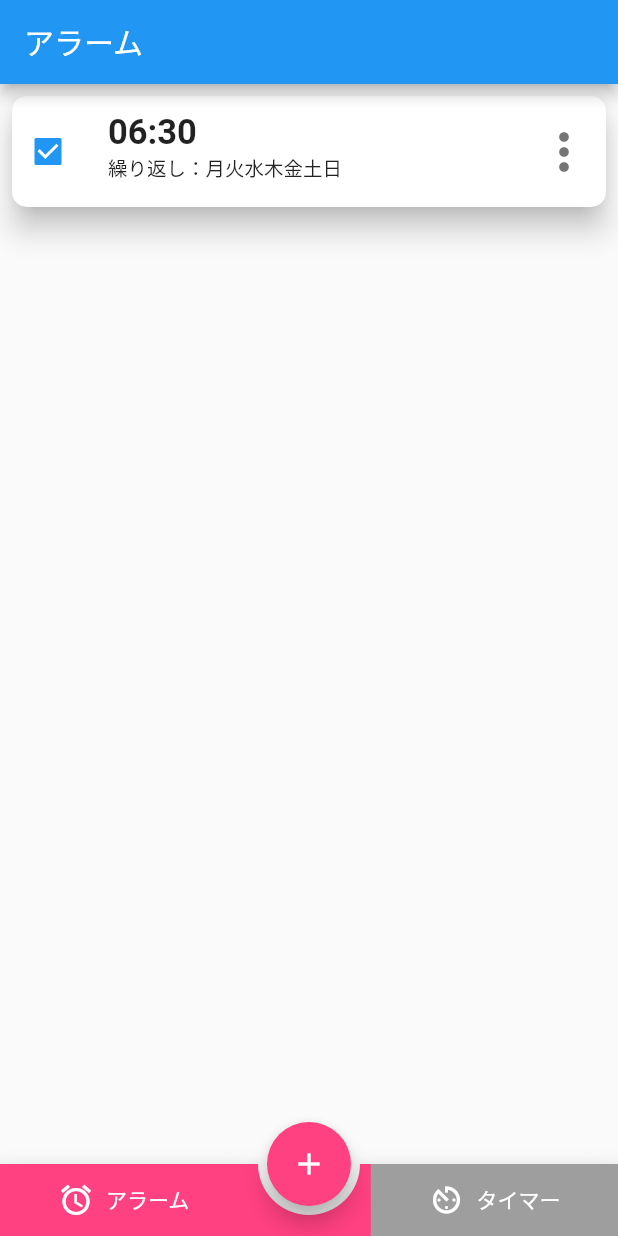
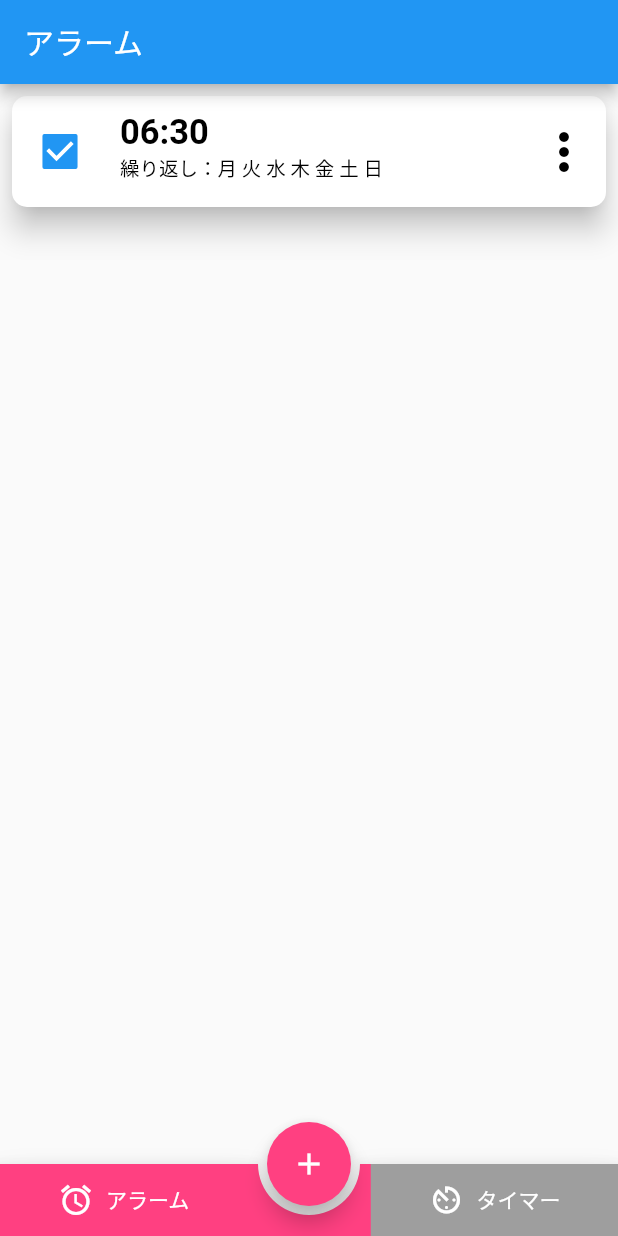
Before and after one commit to TakahitoNakayama/original_alarm, a Flutter app: the screen it shows after launch, on a phone screen of 412 x 824 dp. Run offline on Flutter 3.47's test engine with Material 2 defaults, Android fonts, the phone set to English and light mode, and no system bars; drawn by our look-alikes of dropdown_button2; our stand-ins replace hooks_riverpod.

Commit message:
アラーム項目の色とサイズを修正

```diff
--- a/lib/alarm_route.dart
+++ b/lib/alarm_route.dart
@@ -7,7 +7,6 @@ import 'package:hooks_riverpod/hooks_riverpod.dart';
 
 class AlarmPage extends HookConsumerWidget {
   const AlarmPage({Key? key}) : super(key: key);
-
 
   @override
   Widget build(BuildContext context, WidgetRef ref) {
@@ -30,21 +29,25 @@ class AlarmPage extends HookConsumerWidget {
               child: InkWell(
                 onTap: () {},
                 child: ExpansionTile(
-                  tilePadding: const EdgeInsets.only(right: 8),
+                  tilePadding: const EdgeInsets.symmetric(horizontal: 8),
                   childrenPadding: const EdgeInsets.all(8),
-                  leading: Checkbox(
-                    value: true,
-                    onChanged: (newValue) {
+                  expandedAlignment: Alignment.centerLeft,
+                  leading: Transform.scale(
+                    scale: 1.3,
+                    child: Checkbox(
+                      value: true,
+                      onChanged: (newValue) {
 
-                    },
-                    materialTapTargetSize: MaterialTapTargetSize.padded,
+                      },
+                      materialTapTargetSize: MaterialTapTargetSize.padded,
+                    ),
                   ),
-                  trailing:
-                  DropdownButtonHideUnderline(
+                  trailing: DropdownButtonHideUnderline(
                     child: DropdownButton2(
                       customButton: const Icon(
                         Icons.more_vert,
                         size: 40,
+                        color: Colors.black,
                       ),
                       customItemsIndexes: const [4],
                         items: <String>['編集', 'コピー', '移動', '削除']
@@ -74,13 +77,15 @@ class AlarmPage extends HookConsumerWidget {
                     style: TextStyle(
                       fontSize: 23,
                       fontWeight: FontWeight.bold,
+                      color: Colors.black
                     ),
                   ),
                   subtitle: const Text(
                     '繰り返し：'
-                    '月火水木金土日',
+                    '月 火 水 木 金 土 日',
                     style: TextStyle(
-                        fontSize: 13
+                      fontSize: 13,
+                      color: Colors.black
                     ),
                   ),
                   onExpansionChanged: (bool changed) {
```
